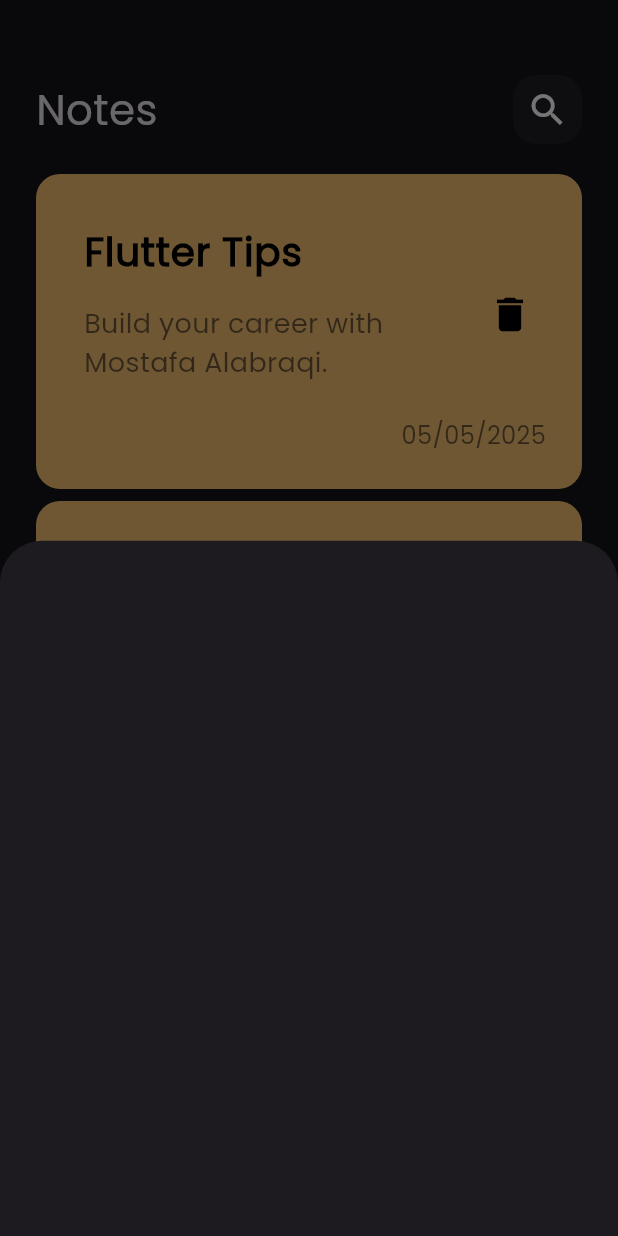
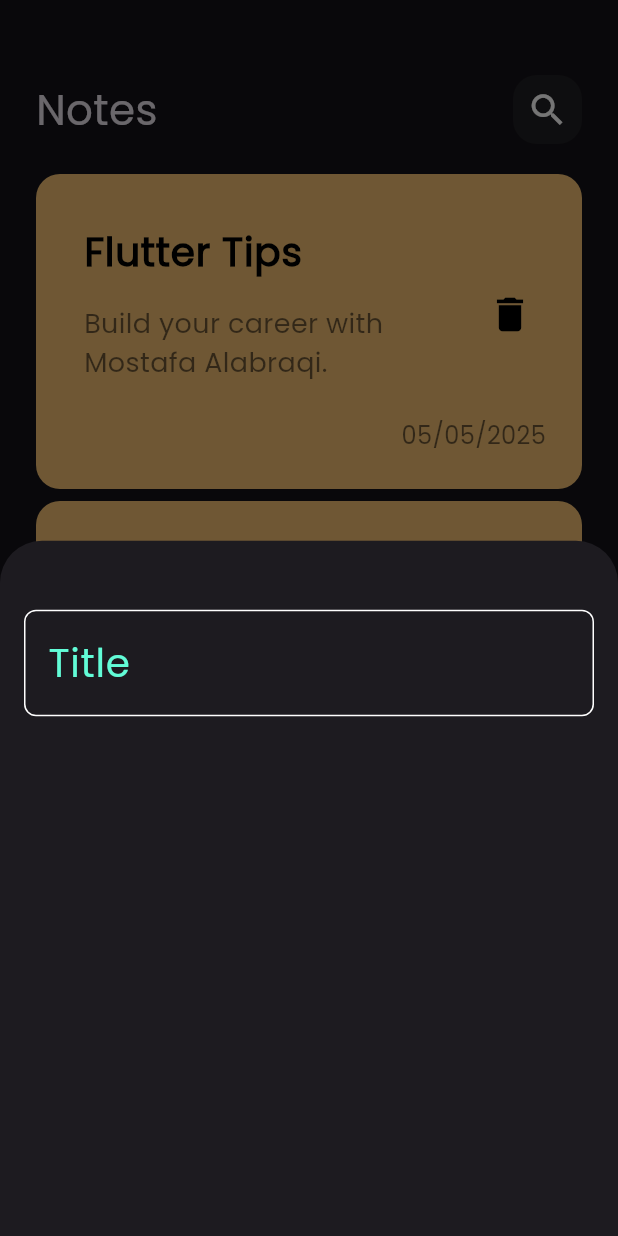
Before and after one commit to Mostafa2alabraqi/notes_app, a Flutter app: the screen it shows after launch, after a tap on the "add" icon, on a phone screen of 412 x 824 dp. Run offline on Flutter 3.47's test engine with Material 3 defaults, Android fonts, the phone set to English and light mode, and no system bars.

Commit message:
create custom TextFiled

```diff
--- /dev/null
+++ b/lib/constants.dart
@@ -0,0 +1,3 @@
+import 'dart:ui';
+
+const kPrimaryColor = const Color(0xff62FCD7);
--- a/lib/views/notes_view.dart
+++ b/lib/views/notes_view.dart
@@ -1,4 +1,5 @@
 import 'package:flutter/material.dart';
+import 'package:notes_app/constants.dart';
 import 'package:notes_app/views/widgets/add_note_bottom_sheet.dart';
 import 'package:notes_app/views/widgets/notes_view_body.dart';
 
@@ -17,12 +18,11 @@ class NotesView extends StatelessWidget {
             },
           );
         },
-        backgroundColor: const Color(0xffFFB800),
+        backgroundColor: kPrimaryColor,
         child: const Icon(Icons.add, size: 32, color: Colors.black),
-        shape: RoundedRectangleBorder(
-          borderRadius: BorderRadius.circular(30),
-        ),
+        shape: RoundedRectangleBorder(borderRadius: BorderRadius.circular(30)),
       ),
-      body: const NotesViewBody());
+      body: const NotesViewBody(),
+    );
   }
 }
--- a/lib/views/widgets/add_note_bottom_sheet.dart
+++ b/lib/views/widgets/add_note_bottom_sheet.dart
@@ -1,4 +1,5 @@
 import 'package:flutter/material.dart';
+import 'package:notes_app/views/widgets/custom_text_filed.dart';
 
 class AddNoteBottomSheet extends StatelessWidget {
   const AddNoteBottomSheet({super.key});
@@ -6,7 +7,15 @@ class AddNoteBottomSheet extends StatelessWidget {
   @override
   Widget build(BuildContext context) {
     return Container(
+      margin: EdgeInsets.symmetric(horizontal: 16),
+      child: Column(
+        children: [
+          SizedBox(height: 46,),
+          CustomTextFiled(
 
+          ),
+        ],
+      ),
     );
   }
 }
--- /dev/null
+++ b/lib/views/widgets/custom_text_filed.dart
@@ -0,0 +1,31 @@
+import 'package:flutter/material.dart';
+import 'package:notes_app/constants.dart';
+
+class CustomTextFiled extends StatelessWidget {
+  const CustomTextFiled({super.key});
+
+  @override
+  Widget build(BuildContext context) {
+    return  TextField(
+      cursorColor: kPrimaryColor,
+      decoration: InputDecoration(
+        border: buildBorder(),
+        enabledBorder: buildBorder(),
+        focusedBorder: buildBorder(kPrimaryColor),
+        hintText: 'Title',
+        hintStyle: TextStyle(
+          color: kPrimaryColor,
+          fontSize: 26,
+          fontWeight: FontWeight.w500,
+        ),
+      ),
+    );
+  }
+
+  OutlineInputBorder buildBorder([color]) {
+    return OutlineInputBorder(
+        borderRadius: BorderRadius.circular(8),
+        borderSide: BorderSide(color: color ?? Colors.white,),
+      );
+  }
+}
```
